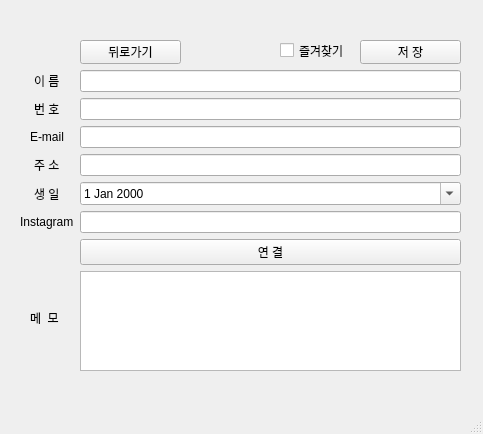
nawhis2/VEDA_QTproject, file mainwindow.ui: the form before one commit.
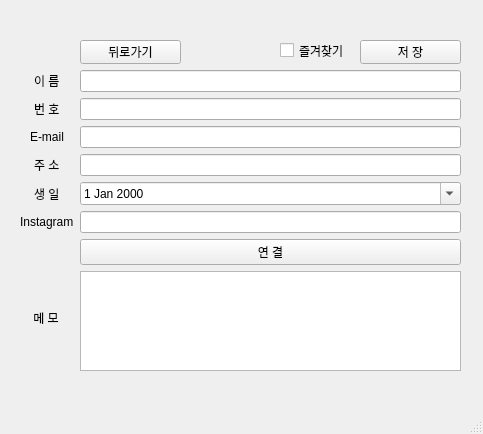
The form after the commit.

What changed in the file:
```diff
--- a/mainwindow.ui
+++ b/mainwindow.ui
@@ -255,7 +255,7 @@
        </rect>
       </property>
       <property name="text">
-       <string>메  모</string>
+       <string> 메 모</string>
       </property>
      </widget>
     </widget>
```
